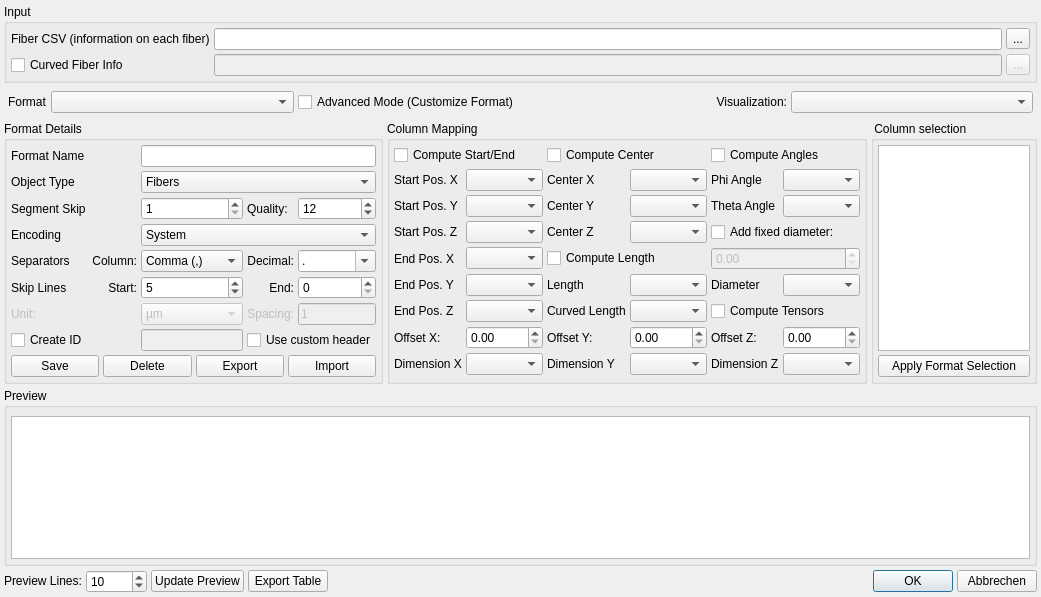
Above: libs/objectvis/CsvInput.ui from 3dct/open_iA before the change. Below: the same form after it.
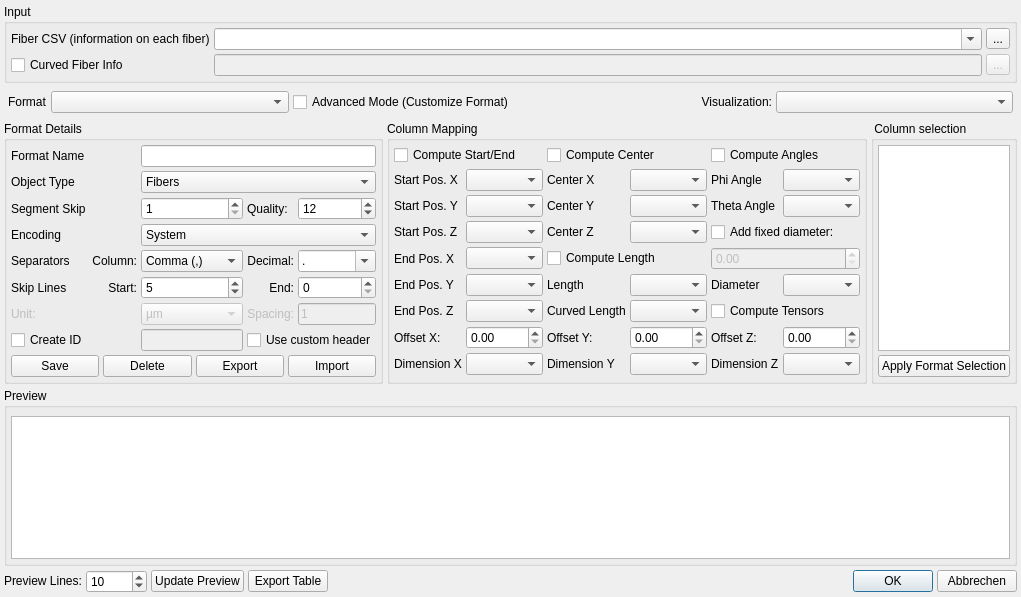
That is the form after the change.

Commit message: objectvis: store list of recently loaded CSVs

```diff
--- a/libs/objectvis/CsvInput.ui
+++ b/libs/objectvis/CsvInput.ui
@@ -6,7 +6,7 @@
    <rect>
     <x>0</x>
     <y>0</y>
-    <width>1041</width>
+    <width>903</width>
     <height>597</height>
    </rect>
   </property>
@@ -50,17 +50,14 @@
       <property name="spacing">
        <number>4</number>
       </property>
-      <item row="0" column="1">
-       <widget class="QLineEdit" name="ed_FileName"/>
-      </item>
-      <item row="0" column="2">
+      <item row="1" column="2">
        <widget class="QToolButton" name="btn_SelectFile">
         <property name="text">
          <string>...</string>
         </property>
        </widget>
       </item>
-      <item row="1" column="0">
+      <item row="2" column="0">
        <widget class="QCheckBox" name="cb_CurvedFiberInfo">
         <property name="toolTip">
          <string>Requires &quot;Visualization&quot; to be set to &quot;Cylinders&quot;</string>
@@ -70,17 +67,7 @@
         </property>
        </widget>
       </item>
-      <item row="1" column="1">
-       <widget class="QLineEdit" name="ed_CurvedFileName">
-        <property name="enabled">
-         <bool>false</bool>
-        </property>
-        <property name="toolTip">
-         <string>Requires &quot;Visualization&quot; to be set to &quot;Cylinders&quot;</string>
-        </property>
-       </widget>
-      </item>
-      <item row="1" column="2">
+      <item row="2" column="2">
        <widget class="QToolButton" name="btn_SelectCurvedFile">
         <property name="enabled">
          <bool>false</bool>
@@ -93,13 +80,30 @@
         </property>
        </widget>
       </item>
-      <item row="0" column="0">
+      <item row="2" column="1">
+       <widget class="QLineEdit" name="ed_CurvedFileName">
+        <property name="enabled">
+         <bool>false</bool>
+        </property>
+        <property name="toolTip">
+         <string>Requires &quot;Visualization&quot; to be set to &quot;Cylinders&quot;</string>
+        </property>
+       </widget>
+      </item>
+      <item row="1" column="0">
        <widget class="QLabel" name="lb_FileName">
         <property name="text">
          <string>Fiber CSV (information on each fiber)</string>
         </property>
        </widget>
       </item>
+      <item row="1" column="1">
+       <widget class="QComboBox" name="cmbbox_FileName">
+        <property name="editable">
+         <bool>true</bool>
+        </property>
+       </widget>
+      </item>
      </layout>
     </widget>
    </item>
```
The commit also changes 1 other file.
